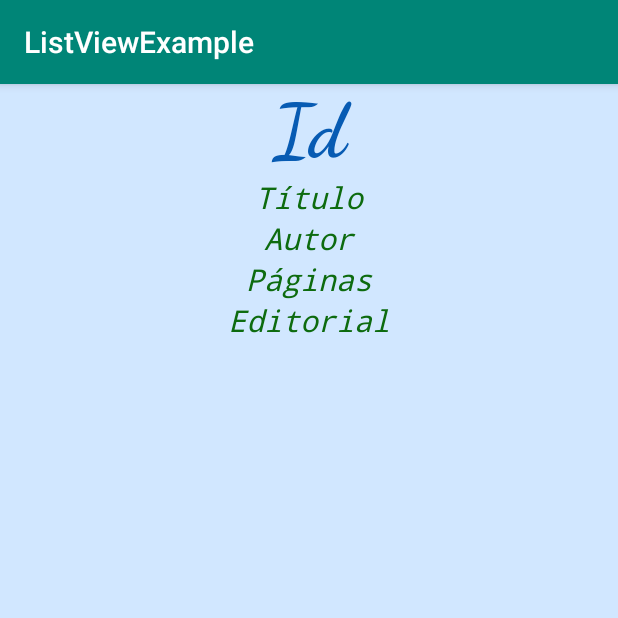
After one commit to cesar1909/Diplomado-CIC-5, an Android app: the DetailActivity screen opened directly, with no data from a screen before it, on a phone screen of 412 x 824 dp, the top half of it. The commit adds this screen. Run offline under Robolectric (Android 15) with nearby library versions, the phone set to English and light mode, and no system bars; 5 statements that could not run were skipped.

Commit message:
NavigationExample

```diff
--- a/ListViewExample/app/src/main/AndroidManifest.xml
+++ b/ListViewExample/app/src/main/AndroidManifest.xml
@@ -9,6 +9,7 @@
         android:roundIcon="@mipmap/ic_launcher_round"
         android:supportsRtl="true"
         android:theme="@style/AppTheme">
+        <activity android:name=".DetailActivity"></activity>
         <activity android:name=".MainActivity">
             <intent-filter>
                 <action android:name="android.intent.action.MAIN" />
--- /dev/null
+++ b/ListViewExample/app/src/main/java/mx/ipn/cic/listviewexample/DetailActivity.java
@@ -0,0 +1,35 @@
+package mx.ipn.cic.listviewexample;
+
+import android.content.Intent;
+import android.os.Bundle;
+import android.support.v7.app.AppCompatActivity;
+import android.widget.TextView;
+
+import mx.ipn.cic.listviewexample.model.BookModel;
+
+public class DetailActivity extends AppCompatActivity {
+
+    @Override
+    protected void onCreate(Bundle savedInstanceState) {
+        super.onCreate(savedInstanceState);
+        setContentView(R.layout.activity_detail);
+
+        Intent intent = getIntent();
+
+        BookModel bookModel =
+                (BookModel) intent.getSerializableExtra("BOOK");
+
+        TextView tvId = findViewById(R.id.tvId);
+        TextView tvTitle = findViewById(R.id.tvTitle);
+        TextView tvAuthor = findViewById(R.id.tvAuthor);
+        TextView tvPages = findViewById(R.id.tvPages);
+        TextView tvEditorial = findViewById(R.id.tvEditorial);
+
+        tvId.setText(String.valueOf(bookModel.getId()));
+        tvTitle.setText(bookModel.getTitle());
+        tvAuthor.setText(bookModel.getAuthor());
+        tvPages.setText("" + bookModel.getPages() + " Páginas");
+        tvEditorial.setText(bookModel.getEditorial());
+
+    }
+}
--- a/ListViewExample/app/src/main/java/mx/ipn/cic/listviewexample/MainActivity.java
+++ b/ListViewExample/app/src/main/java/mx/ipn/cic/listviewexample/MainActivity.java
@@ -1,5 +1,6 @@
 package mx.ipn.cic.listviewexample;
 
+import android.content.Intent;
 import android.os.Bundle;
 import android.support.v7.app.AppCompatActivity;
 import android.view.View;
@@ -46,6 +47,14 @@ public class MainActivity extends AppCompatActivity {
                         "Item: " + item,
                         Toast.LENGTH_LONG).show();
 
+                Intent intent =
+                        new Intent(MainActivity.this,
+                                DetailActivity.class);
+
+                intent.putExtra("BOOK", item);
+
+                startActivity(intent);
+
             }
         });
 
--- /dev/null
+++ b/ListViewExample/app/src/main/res/layout/activity_detail.xml
@@ -0,0 +1,42 @@
+<?xml version="1.0" encoding="utf-8"?>
+<LinearLayout xmlns:android="http://schemas.android.com/apk/res/android"
+    xmlns:tools="http://schemas.android.com/tools"
+    android:layout_width="match_parent"
+    android:layout_height="match_parent"
+    android:background="#D1E7FF"
+    android:theme="@style/CustomTheme"
+    android:orientation="vertical"
+    tools:context=".DetailActivity">
+
+    <TextView
+        style="@style/MyTextView"
+        android:id="@+id/tvId"
+        android:layout_width="match_parent"
+        android:layout_height="wrap_content"
+        android:text="Id" />
+
+    <TextView
+        android:id="@+id/tvTitle"
+        android:layout_width="match_parent"
+        android:layout_height="wrap_content"
+        android:text="Título" />
+
+    <TextView
+        android:id="@+id/tvAuthor"
+        android:layout_width="match_parent"
+        android:layout_height="wrap_content"
+        android:text="Autor" />
+
+    <TextView
+        android:id="@+id/tvPages"
+        android:layout_width="match_parent"
+        android:layout_height="wrap_content"
+        android:text="Páginas" />
+
+    <TextView
+        android:id="@+id/tvEditorial"
+        android:layout_width="match_parent"
+        android:layout_height="wrap_content"
+        android:text="Editorial" />
+
+</LinearLayout>
--- a/ListViewExample/app/src/main/res/values/colors.xml
+++ b/ListViewExample/app/src/main/res/values/colors.xml
@@ -4,5 +4,8 @@
     <color name="colorPrimaryDark">#00574B</color>
     <color name="colorAccent">#D81B60</color>
 
-    <color name="miColor">#34AA36</color>
+    <color name="miColor">#0D6B0F</color>
+
+    <color name="tvColor">#075BB3</color>
+
 </resources>
--- a/ListViewExample/app/src/main/res/values/styles.xml
+++ b/ListViewExample/app/src/main/res/values/styles.xml
@@ -8,4 +8,20 @@
         <item name="colorAccent">@color/colorAccent</item>
     </style>
 
+    <style name="CustomTheme" parent="AppTheme">
+        <item name="android:textAlignment">center</item>
+        <item name="android:textSize">20sp</item>
+        <item name="android:textColor">@color/miColor</item>
+        <item name="android:textStyle">italic</item>
+        <item name="android:fontFamily">monospace</item>
+    </style>
+
+    <style name="MyTextView">
+        <item name="android:textAlignment">center</item>
+        <item name="android:textSize">50sp</item>
+        <item name="android:textColor">@color/tvColor</item>
+        <item name="android:textStyle">bold</item>
+        <item name="android:fontFamily">cursive</item>
+    </style>
+
 </resources>
```
